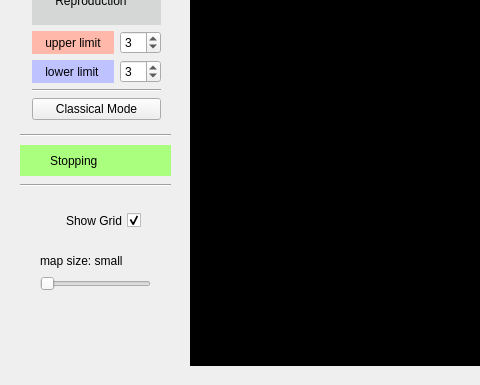
Qt form mainwindow.ui (Liu8018/ConwayLifeGame) before a commit; both pictures show x 0 to 480 and y 355 to 740 of the 1309 by 740 pixel window.
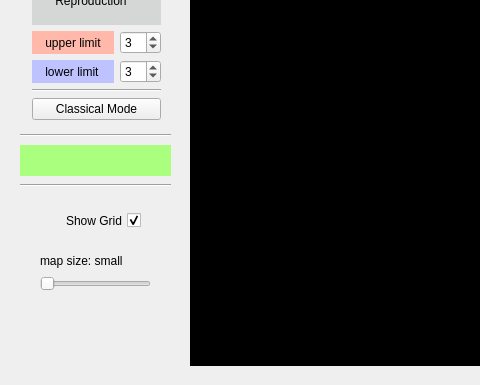
The same form after that commit.

```diff
--- a/mainwindow.ui
+++ b/mainwindow.ui
@@ -61,7 +61,7 @@
      <string notr="true">font: 75 italic 14pt &quot;Noto Sans&quot;;</string>
     </property>
     <property name="text">
-     <string>Stopping</string>
+     <string/>
     </property>
    </widget>
    <widget class="QSlider" name="mapSize_horizontalSlider">
@@ -166,7 +166,7 @@
      <string/>
     </property>
    </widget>
-   <widget class="QWidget" name="">
+   <widget class="QWidget" name="layoutWidget">
     <property name="geometry">
      <rect>
       <x>21</x>
```
Left out of the diff: 2 changed lines with no effect on the pictures.
